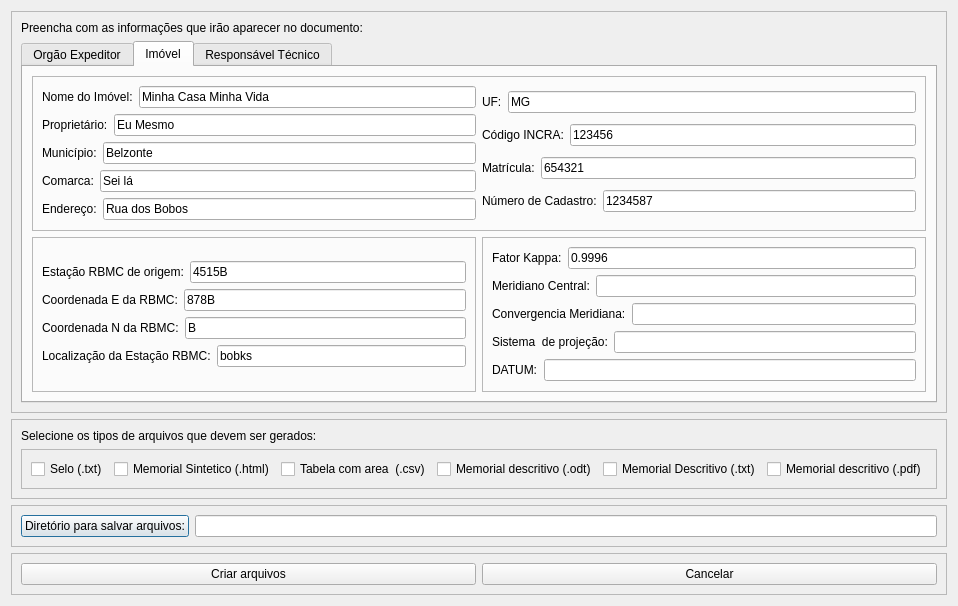
Old version of the form azimuthsAndDistances/ui_memorialGenerator.ui in the repository guilhermehrn/AzimuthDistanceCalculator.
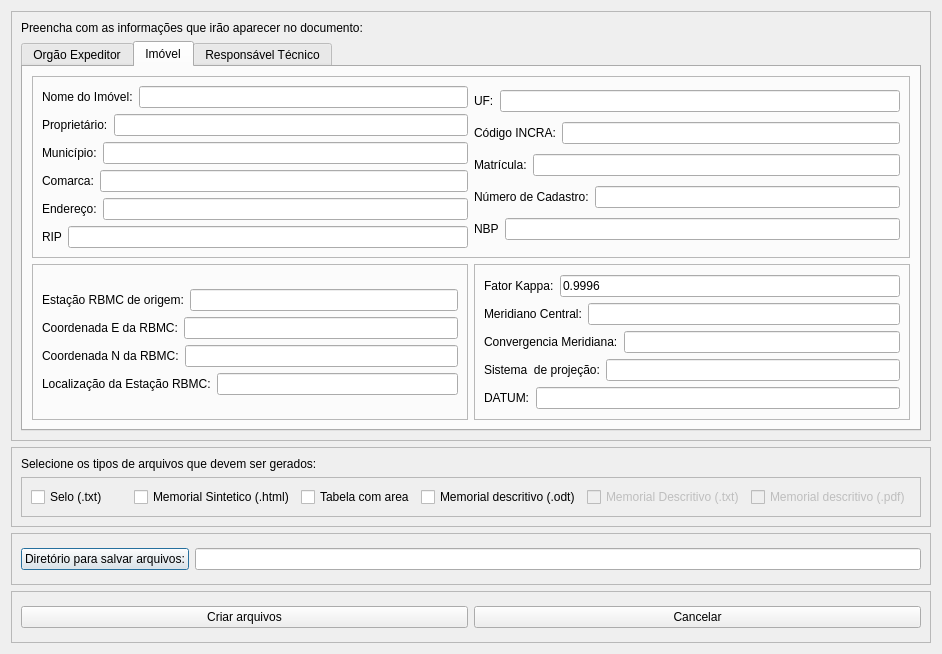
New version of the form. The open tabs and pages were chosen to show the change.

What changed in the file:
```diff
--- a/azimuthsAndDistances/ui_memorialGenerator.ui
+++ b/azimuthsAndDistances/ui_memorialGenerator.ui
@@ -7,7 +7,7 @@
     <x>0</x>
     <y>0</y>
     <width>942</width>
-    <height>602</height>
+    <height>654</height>
    </rect>
   </property>
   <property name="windowTitle">
@@ -59,7 +59,7 @@
          <item>
           <widget class="QCheckBox" name="tableAreaCsv">
            <property name="text">
-            <string>Tabela com area  (.csv)</string>
+            <string>Tabela com area</string>
            </property>
           </widget>
          </item>
@@ -72,6 +72,9 @@
          </item>
          <item>
           <widget class="QCheckBox" name="memorialDescritivoTxt">
+           <property name="enabled">
+            <bool>false</bool>
+           </property>
            <property name="text">
             <string>Memorial Descritivo (.txt)</string>
            </property>
@@ -79,6 +82,9 @@
          </item>
          <item>
           <widget class="QCheckBox" name="memorialDescritivoPdf">
+           <property name="enabled">
+            <bool>false</bool>
+           </property>
            <property name="text">
             <string>Memorial descritivo (.pdf)</string>
            </property>
@@ -355,7 +361,7 @@
                  <item>
                   <widget class="QLineEdit" name="imovelEdit">
                    <property name="text">
-                    <string>Minha Casa Minha Vida</string>
+                    <string/>
                    </property>
                   </widget>
                  </item>
@@ -373,7 +379,7 @@
                  <item>
                   <widget class="QLineEdit" name="proprietarioEdit">
                    <property name="text">
-                    <string>Eu Mesmo</string>
+                    <string/>
                    </property>
                   </widget>
                  </item>
@@ -391,7 +397,7 @@
                  <item>
                   <widget class="QLineEdit" name="municipioEdit">
                    <property name="text">
-                    <string>Belzonte</string>
+                    <string/>
                    </property>
                   </widget>
                  </item>
@@ -409,7 +415,7 @@
                  <item>
                   <widget class="QLineEdit" name="comarcaEdit">
                    <property name="text">
-                    <string>Sei lá</string>
+                    <string/>
                    </property>
                   </widget>
                  </item>
@@ -427,12 +433,26 @@
                  <item>
                   <widget class="QLineEdit" name="enderecoEdit">
                    <property name="text">
-                    <string>Rua dos Bobos</string>
+                    <string/>
                    </property>
                   </widget>
                  </item>
                 </layout>
                </item>
+               <item>
+                <layout class="QHBoxLayout" name="horizontalLayout_35">
+                 <item>
+                  <widget class="QLabel" name="label_32">
+                   <property name="text">
+                    <string>RIP</string>
+                   </property>
+                  </widget>
+                 </item>
+                 <item>
+                  <widget class="QLineEdit" name="rip"/>
+                 </item>
+                </layout>
+               </item>
               </layout>
              </item>
              <item>
@@ -449,7 +469,7 @@
                  <item>
                   <widget class="QLineEdit" name="ufEdit">
                    <property name="text">
-                    <string>MG</string>
+                    <string/>
                    </property>
                   </widget>
                  </item>
@@ -467,7 +487,7 @@
                  <item>
                   <widget class="QLineEdit" name="codIncraEdit">
                    <property name="text">
-                    <string>123456</string>
+                    <string/>
                    </property>
                   </widget>
                  </item>
@@ -485,7 +505,7 @@
                  <item>
                   <widget class="QLineEdit" name="matriculaEdit">
                    <property name="text">
-                    <string>654321</string>
+                    <string/>
                    </property>
                   </widget>
                  </item>
@@ -503,12 +523,26 @@
                  <item>
                   <widget class="QLineEdit" name="cadastroEdit">
                    <property name="text">
-                    <string>1234587</string>
+                    <string/>
                    </property>
                   </widget>
                  </item>
                 </layout>
                </item>
+               <item>
+                <layout class="QHBoxLayout" name="horizontalLayout_36">
+                 <item>
+                  <widget class="QLabel" name="label_33">
+                   <property name="text">
+                    <string>NBP</string>
+                   </property>
+                  </widget>
+                 </item>
+                 <item>
+                  <widget class="QLineEdit" name="nbp"/>
+                 </item>
+                </layout>
+               </item>
               </layout>
              </item>
             </layout>
@@ -635,7 +669,7 @@
                  <item>
                   <widget class="QLineEdit" name="rbmcOrigemEdit">
                    <property name="text">
-                    <string>4515B</string>
+                    <string/>
                    </property>
                   </widget>
                  </item>
@@ -653,7 +687,7 @@
                  <item>
                   <widget class="QLineEdit" name="rbmcEsteEdit">
                    <property name="text">
-                    <string>878B</string>
+                    <string/>
                    </property>
                   </widget>
                  </item>
@@ -671,7 +705,7 @@
                  <item>
                   <widget class="QLineEdit" name="rbmcNorteEdit">
                    <property name="text">
-                    <string>B</string>
+                    <string/>
                    </property>
                   </widget>
                  </item>
@@ -689,7 +723,7 @@
                  <item>
                   <widget class="QLineEdit" name="localRbmcEdit">
                    <property name="text">
-                    <string>bobks</string>
+                    <string/>
                    </property>
                   </widget>
                  </item>
```
Left out of the diff: 30 changed lines with no effect on the pictures.
